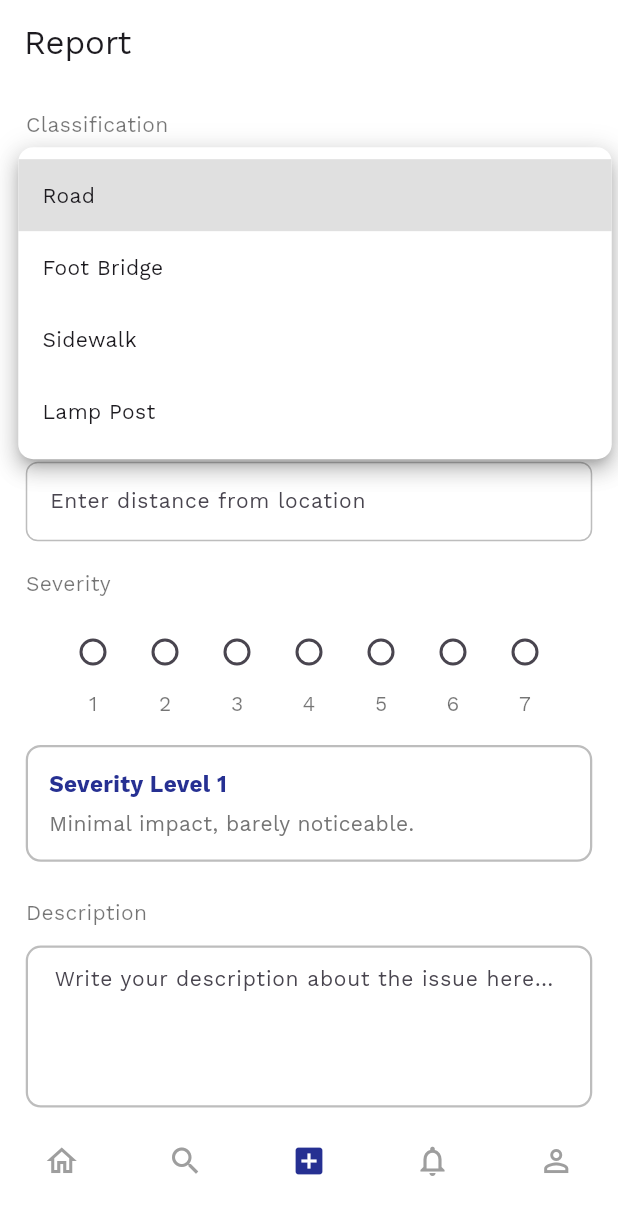
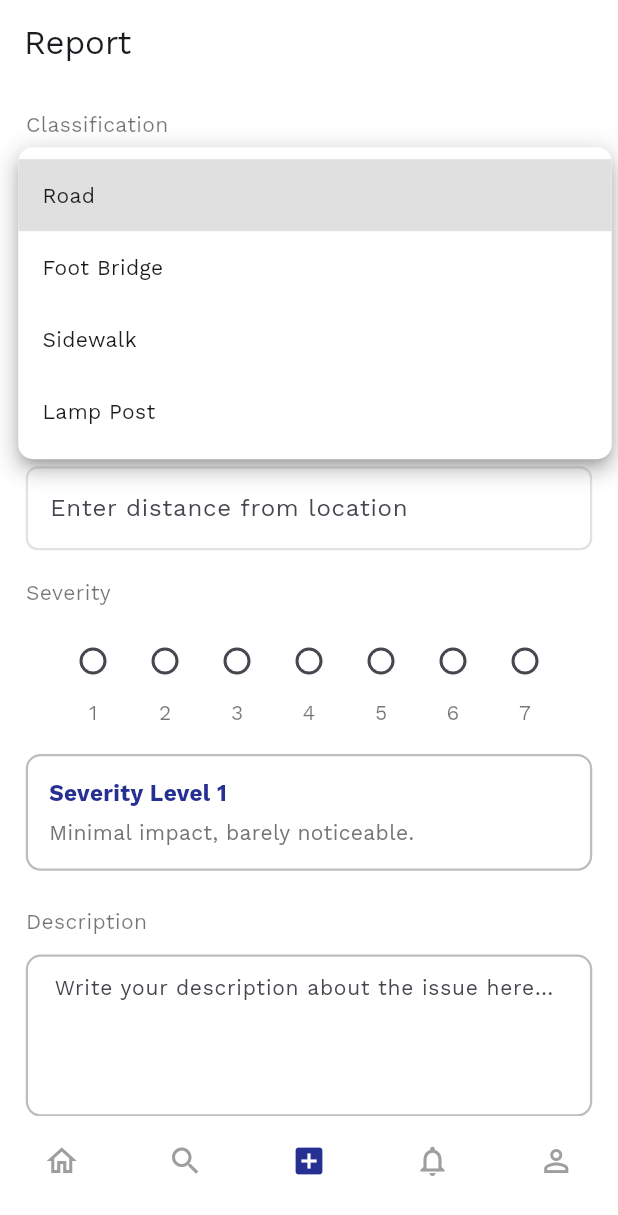
Before and after one commit to omnomdondon/E-ALERTO, a Flutter app: the ReportScreen screen opened by its route, after a tap on "Select a category", on a phone screen of 412 x 824 dp. Shown: the top 1215 px of the screen. Run offline on Flutter 3.47's test engine with Material 3 defaults, Android fonts, the phone set to English and light mode, and no system bars; our stand-ins replace firebase_auth, firebase_core, flutter_rating_bar, flutter_screenutil, go_router, google_fonts and 1 more; accounts and stored records are empty.

Commit message:
Auto-update from upstream and local changes

```diff
--- a/lib/controller/router.dart
+++ b/lib/controller/router.dart
@@ -116,7 +116,7 @@ final router = GoRouter(
           routes: [
             GoRoute(
               path: Routes.reportPage,
-              pageBuilder: (context, state) => MaterialPage<void>(
+              pageBuilder: (context, state) => const MaterialPage<void>(
                 child: ReportScreen(),
               ),
             ),
@@ -128,7 +128,7 @@ final router = GoRouter(
           routes: [
             GoRoute(
               path: Routes.notificationPage,
-              pageBuilder: (context, state) => MaterialPage<void>(
+              pageBuilder: (context, state) => const MaterialPage<void>(
                 child: NotificationScreen(),
               ),
             ),
--- a/lib/view/screens/home_screen.dart
+++ b/lib/view/screens/home_screen.dart
@@ -12,7 +12,7 @@ class HomeScreen extends StatelessWidget {
     body: Center(
       child: ListView(
         padding: EdgeInsets.all(ScreenUtil().setSp(15)),
-        children: [
+        children: const [
           PostCard(
             reportNumber: '1',
             classification: 'Cracked Bridge',
--- a/lib/view/screens/notification_screen.dart
+++ b/lib/view/screens/notification_screen.dart
@@ -50,7 +50,7 @@ class _NotificationScreenState extends State<NotificationScreen> {
           body: TabBarView( // ✅ Place inside the body
             children: [
               ListView(
-                children: [
+                children: const [
                   NotificationCard(
                     reportNumber: '1',
                     classification: 'Cracked Bridge',
@@ -64,7 +64,7 @@ class _NotificationScreenState extends State<NotificationScreen> {
                 ],
               ),
               ListView(
-                children: [
+                children: const [
                   NotificationCard(
                     reportNumber: '2',
                     classification: 'Deteriorated Parking',
--- a/lib/view/screens/profile_screen.dart
+++ b/lib/view/screens/profile_screen.dart
@@ -134,7 +134,7 @@ class _TabBarDelegate extends SliverPersistentHeaderDelegate {
 
 Widget MyReportsTab() => ListView(
   padding: EdgeInsets.all(ScreenUtil().setSp(15)),
-  children: [
+  children: const [
     PostCard(
       reportNumber: '2',
       classification: 'Deteriorated Parking',
@@ -172,7 +172,7 @@ Widget ToRateTab() => ListView.builder(
   padding: EdgeInsets.all(ScreenUtil().setSp(15)),
   itemCount: 1,
   itemBuilder: (context, index) =>
-  PostCard(
+  const PostCard(
     reportNumber: '2',
     classification: 'Uneven Pavement',
     location: '128 Panay Ave. QC',
@@ -189,7 +189,7 @@ Widget HistoryTab() => ListView.builder(
   padding: EdgeInsets.all(ScreenUtil().setSp(15)),
   itemCount: 1,
   itemBuilder: (context, index) =>
-  PostCard(
+  const PostCard(
     reportNumber: '2',
     classification: 'Dim Street Lamp',
     location: '1110 Lacson St.',
--- a/lib/view/screens/report_screen.dart
+++ b/lib/view/screens/report_screen.dart
@@ -52,7 +52,7 @@ class _ReportScreenState extends State<ReportScreen> {
                   style: TextStyle(color: Colors.black54)
                 ),
                 SizedBox(height: ScreenUtil().setHeight(10)),
-                CustomTextFormField(
+                const CustomTextFormField(
                   label: 'Location',
                   hintText: 'Enter location',
                 ),
@@ -63,7 +63,7 @@ class _ReportScreenState extends State<ReportScreen> {
                   style: TextStyle(color: Colors.black54)
                 ),
                 SizedBox(height: ScreenUtil().setHeight(10)),
-                CustomTextFormField(
+                const CustomTextFormField(
                   label: 'Distance',
                   hintText: 'Enter distance from location',
                 ),
--- a/lib/view/screens/search_screen.dart
+++ b/lib/view/screens/search_screen.dart
@@ -13,7 +13,7 @@ class SearchScreen extends StatelessWidget {
       children: [
         Padding(
           padding: EdgeInsets.fromLTRB(ScreenUtil().setSp(15), 2, ScreenUtil().setSp(15), 2), // ✅ Add some spacing
-          child: Form(
+          child: const Form(
             child: CustomTextFormField(
               label: 'Search',
               hintText: 'Search',
--- a/lib/view/widgets/custom_filledbutton.dart
+++ b/lib/view/widgets/custom_filledbutton.dart
@@ -20,8 +20,8 @@ class CustomFilledButton extends StatelessWidget {
     this.backgroundColor = COLOR_PRIMARY,
     this.textColor = Colors.white,
     this.borderRadius = 12.0,
-    this.padding = 14.0,
-    this.fontSize = 14,
+    this.padding = 16.0,
+    this.fontSize = 16.0,
     this.height,
     this.fullWidth = false, // Default is false (normal size)
   });
@@ -31,8 +31,8 @@ class CustomFilledButton extends StatelessWidget {
     return SizedBox(
       width: fullWidth ? double.infinity : null, // Fills horizontally if true
       height: height, // Uses custom height if provided
-      child: FilledButton(
-        style: FilledButton.styleFrom(
+      child: ElevatedButton(
+        style: ElevatedButton.styleFrom(
           backgroundColor: backgroundColor,
           shape: RoundedRectangleBorder(
             borderRadius: BorderRadius.circular(borderRadius),
--- a/lib/view/widgets/custom_textformfield.dart
+++ b/lib/view/widgets/custom_textformfield.dart
@@ -42,49 +42,32 @@ class CustomTextFormField extends StatefulWidget {
 }
 
 class _CustomTextFormFieldState extends State<CustomTextFormField> {
-  late bool _isObscured;
-
-  @override
-  void initState() {
-    super.initState();
-    _isObscured = widget.isVisible;
-  }
-
-  void _toggleVisibility() {
-    setState(() {
-      _isObscured = !_isObscured;
-    });
-  }
 
   @override
   Widget build(BuildContext context) {
     return TextFormField(
-        validator: widget.validator,
+      validator: widget.validator,
         controller: widget.controller,
         inputFormatters: widget.inputFormat,
         keyboardType: widget.inputType,
-        style: const TextStyle(color: Colors.black87, fontSize: 14),
         //Automatically validates without pressing the button
         autovalidateMode: AutovalidateMode.onUserInteraction,
 
         // ObscureText | Shows or hides text field's value to users
-        obscureText: _isObscured,
-
+        obscureText: widget.isVisible,
         decoration: InputDecoration(
 
           //label: Text(widget.label),
           hintText: widget.hintText,
           //prefixIcon: Icon(widget.icon),
-          //suffixIcon: widget.trailing,
-
-
+          suffixIcon: widget.trailing,
 
           //enabledBorder | Default Text field decoration
           enabledBorder: OutlineInputBorder(
             borderRadius: BorderRadius.circular(8),
             borderSide: BorderSide(
-              color: Colors.grey.shade400,
-              width: 1
+              color: Colors.grey.withOpacity(.3),
+              width: 1.5
             ),
           ),
 
@@ -114,15 +97,9 @@ class _CustomTextFormFieldState extends State<CustomTextFormField> {
                 width: 2
             ),
           ),
-
-          suffixIcon: widget.isVisible
-            ? IconButton(
-                icon: Icon(_isObscured ? Icons.visibility_off_outlined : Icons.visibility_outlined),
-                onPressed: _toggleVisibility,
-              )
-            : null,
         ),
     );
+    throw UnimplementedError();
   }
 
 }
```
Also changed, not shown: 1 other file.
